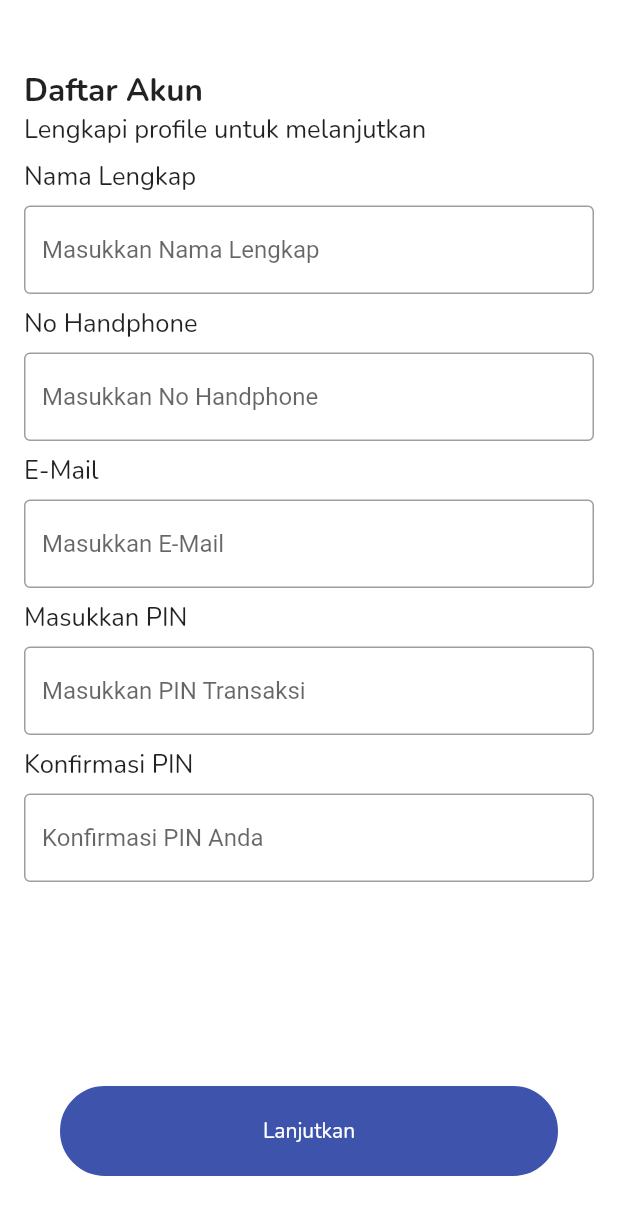
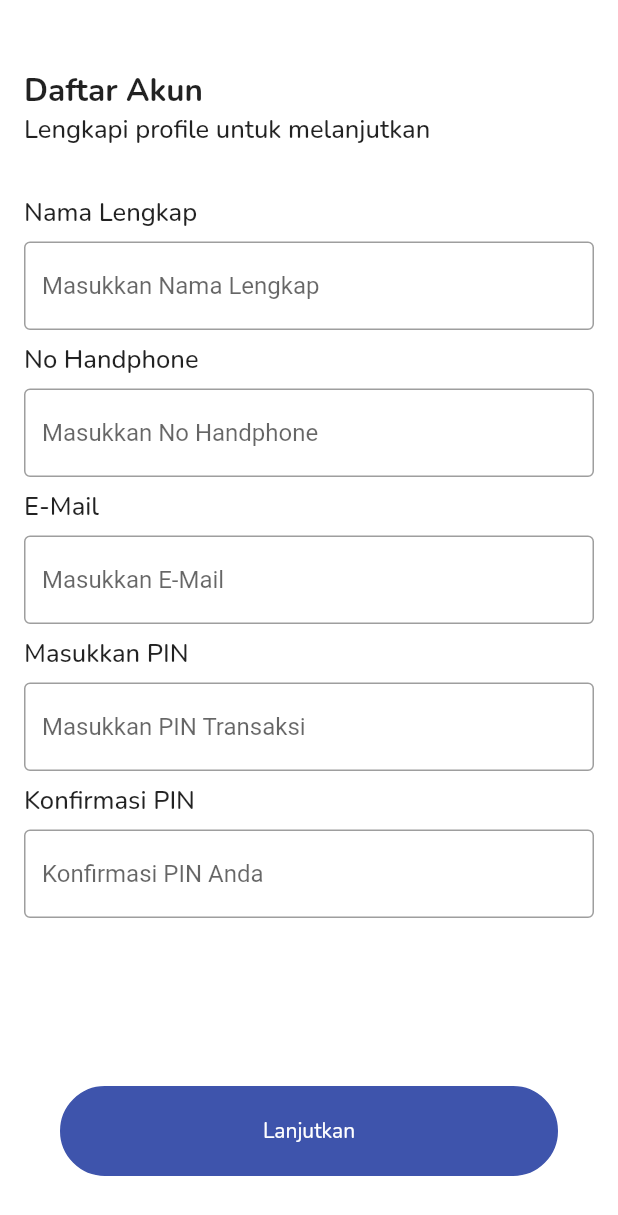
Before and after one commit to ntaulya/visipay, a Flutter app: the Register screen opened by its route, on a phone screen of 412 x 824 dp. Shown: the top 1215 px of the screen. Run offline on Flutter 3.47's test engine with Material 2 defaults, Android fonts, the phone set to English and light mode, and no system bars; our stand-ins replace bloc, dartz, flutter_bloc, flutter_svg, get_it, google_fonts and 3 more; missing offline and left inert: dart:ffi; accounts and stored records are empty.

Commit message:
Update register.dart

```diff
--- a/lib/pages/auth/register.dart
+++ b/lib/pages/auth/register.dart
@@ -50,16 +50,16 @@ class _RegisterState extends State<Register> {
                     Text(
                       'Lengkapi profile untuk melanjutkan',
                       style:
-                          GoogleFonts.nunito(textStyle: Nunito_17px, fontWeight: FontWeight.normal),
+                          GoogleFonts.nunito(textStyle: Nunito_17px, fontWeight: FontWeight.w500),
                     ),
 
-                    SizedBox(height: 8),
+                    SizedBox(height: 32),
 
                     //nama lengkap
                     Text(
                       'Nama Lengkap',
                       style:
-                          GoogleFonts.nunito(textStyle: Nunito_17px, fontWeight: FontWeight.normal),
+                          GoogleFonts.nunito(textStyle: Nunito_17px, fontWeight: FontWeight.w500),
                     ),
                     SizedBox(height: 8),
                     TextField(
@@ -76,7 +76,7 @@ class _RegisterState extends State<Register> {
                     Text(
                       'No Handphone',
                       style:
-                          GoogleFonts.nunito(textStyle: Nunito_17px, fontWeight: FontWeight.normal),
+                          GoogleFonts.nunito(textStyle: Nunito_17px, fontWeight: FontWeight.w500),
                     ),
                     SizedBox(height: 8),
                     TextField(
@@ -94,7 +94,7 @@ class _RegisterState extends State<Register> {
                     Text(
                       'E-Mail',
                       style:
-                          GoogleFonts.nunito(textStyle: Nunito_17px, fontWeight: FontWeight.normal),
+                          GoogleFonts.nunito(textStyle: Nunito_17px, fontWeight: FontWeight.w500),
                     ),
 
                     SizedBox(height: 8),
@@ -114,7 +114,7 @@ class _RegisterState extends State<Register> {
                     Text(
                       'Masukkan PIN',
                       style:
-                          GoogleFonts.nunito(textStyle: Nunito_17px, fontWeight: FontWeight.normal),
+                          GoogleFonts.nunito(textStyle: Nunito_17px, fontWeight: FontWeight.w500),
                     ),
                     SizedBox(height: 8),
                     TextField(
@@ -133,7 +133,7 @@ class _RegisterState extends State<Register> {
                     Text(
                       'Konfirmasi PIN',
                       style:
-                          GoogleFonts.nunito(textStyle: Nunito_17px, fontWeight: FontWeight.normal),
+                          GoogleFonts.nunito(textStyle: Nunito_17px, fontWeight: FontWeight.w500),
                     ),
                     SizedBox(height: 8),
                     TextField(
```
